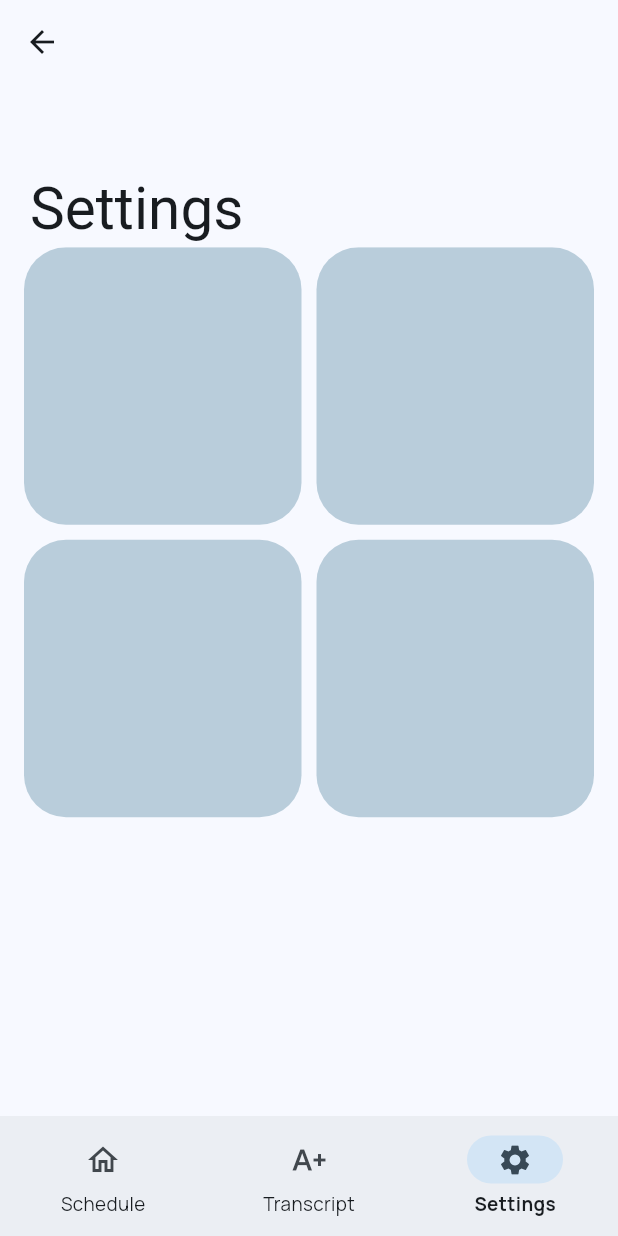
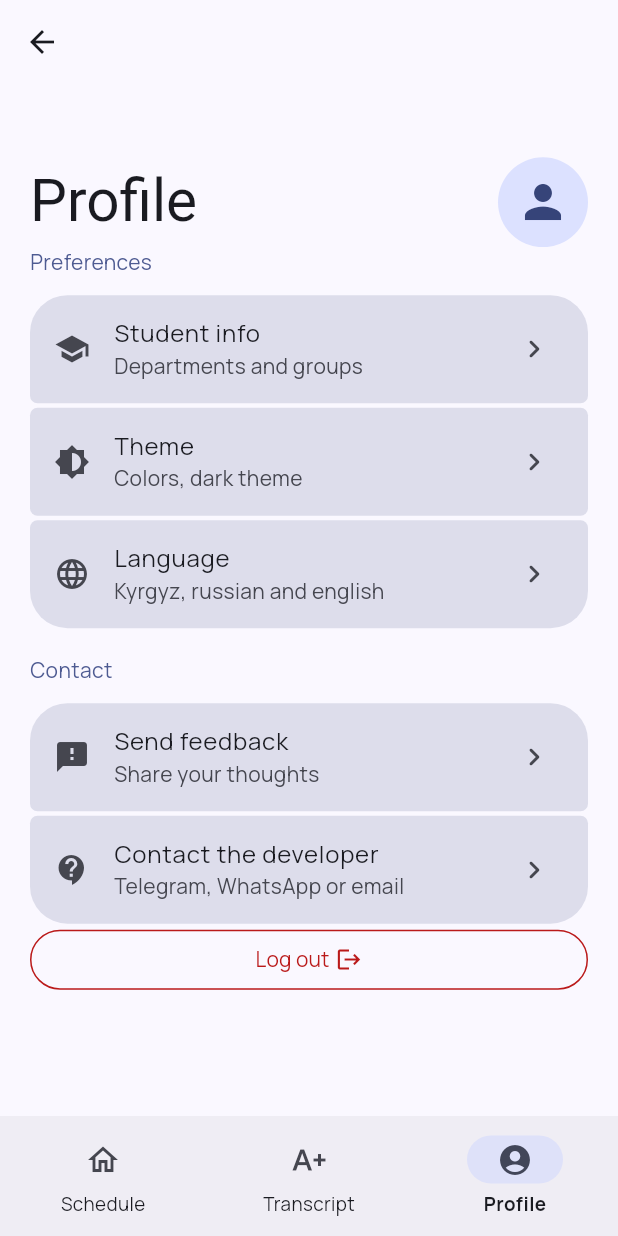
Before and after one commit to zarpach/ScheduleApp, a Flutter app: the MyHomePage screen opened directly, item 3 of the bottom bar chosen, on a phone screen of 412 x 824 dp. Run offline on Flutter 3.47's test engine with Material 3 defaults, Android fonts, the phone set to English and light mode, and no system bars; our stand-ins replace bloc, custom_refresh_indicator, equatable, firebase_auth, firebase_core, firebase_crashlytics and 7 more; missing offline and left inert: awesome_select, just_the_tooltip, wolt_modal_sheet; accounts and stored records are empty; network calls fail.

Commit message:
Settings page UI designing

```diff
--- a/lib/domain/internal/baseUrl.dart
+++ b/lib/domain/internal/baseUrl.dart
@@ -1,5 +1,5 @@
 class BaseUrl {
-  String _url = '0b49-217-29-24-167.ngrok-free.app';
+  String _url = '60ca-217-29-24-167.ngrok-free.app';
 
   String get url => _url;
 
--- a/lib/internal/application.dart
+++ b/lib/internal/application.dart
@@ -27,7 +27,7 @@ class ScheduleApp extends StatelessWidget {
         ),
         useMaterial3: true,
         brightness: Brightness.light,
-        colorSchemeSeed: Colors.blue.shade100,
+        colorSchemeSeed: Colors.indigo.shade100,
         navigationBarTheme: NavigationBarThemeData(
           labelTextStyle: WidgetStateProperty.resolveWith((states) {
             if (states.contains(WidgetState.selected)) {
--- a/lib/main.dart
+++ b/lib/main.dart
@@ -111,10 +111,10 @@ class _MyHomePageState extends State<MyHomePage> {
               tooltip: 'Transcript',
             ),
             NavigationDestination(
-              selectedIcon: Icon(Icons.settings),
-              icon: Icon(Icons.settings_outlined),
-              label: 'Settings',
-              tooltip: 'Settings',
+              selectedIcon: Icon(Icons.account_circle_rounded),
+              icon: Icon(Icons.account_circle_outlined),
+              label: 'Profile',
+              tooltip: 'Profile',
             ),
           ],
         ),
--- a/lib/presentation/modules/card_tile.dart
+++ b/lib/presentation/modules/card_tile.dart
@@ -17,7 +17,7 @@ class CardTile extends StatelessWidget {
         height: height / 6,
         decoration: BoxDecoration(
           borderRadius: BorderRadius.circular(28),
-          color: Theme.of(context).colorScheme.onPrimaryContainer.withOpacity(0.25),
+          color: Theme.of(context).colorScheme.onPrimaryContainer.withOpacity(0.05),
         ),
       ),
     );
--- /dev/null
+++ b/lib/presentation/modules/rounded_list_view.dart
@@ -0,0 +1,39 @@
+import 'package:flutter/material.dart';
+
+class CustomListTile extends StatelessWidget {
+  final bool isFirst;
+  final bool isLast;
+  final String title;
+  final String subtitle;
+  final IconData leadingIcon;
+
+  const CustomListTile({
+    Key? key,
+    required this.isFirst,
+    required this.isLast,
+    required this.title,
+    required this.subtitle,
+    required this.leadingIcon,
+  }) : super(key: key);
+
+  @override
+  Widget build(BuildContext context) {
+    return ListTile(
+      onTap: () => {},
+      shape: RoundedRectangleBorder(
+        borderRadius: BorderRadius.only(
+          topLeft: isFirst ? const Radius.circular(25) : const Radius.circular(5),
+          topRight: isFirst ? const Radius.circular(25) : const Radius.circular(5),
+          bottomLeft: isLast ? const Radius.circular(25) : const Radius.circular(5),
+          bottomRight: isLast ? const Radius.circular(25) : const Radius.circular(5),
+        ),
+      ),
+      tileColor: Theme.of(context).colorScheme.onPrimaryContainer.withOpacity(0.15),
+      splashColor: Theme.of(context).colorScheme.onPrimaryContainer.withOpacity(0.10),
+      leading: Icon(leadingIcon),
+      title: Text(title),
+      subtitle: Text(subtitle),
+      trailing: const Icon(Icons.keyboard_arrow_right_rounded),
+    );
+  }
+}
--- a/lib/presentation/settings_page.dart
+++ b/lib/presentation/settings_page.dart
@@ -1,9 +1,13 @@
+import 'package:firebase_auth/firebase_auth.dart';
 import 'package:flutter/material.dart';
 import 'package:flutter/rendering.dart';
+import 'package:flutter_bloc/flutter_bloc.dart';
 import 'package:gap/gap.dart';
 import 'package:google_fonts/google_fonts.dart';
 
+import '../data/blocs/auth/auth_blocs.dart';
 import 'modules/card_tile.dart';
+import 'modules/rounded_list_view.dart';
 
 class SettingsPage extends StatefulWidget {
 
@@ -15,11 +19,23 @@ class SettingsPage extends StatefulWidget {
 
 class _SettingsPageState extends State<SettingsPage> {
   bool isDark = false;
+  final children = List<Widget>.generate(5, (i) => ListTile(title: Text('$i')));
 
   @override
   Widget build(BuildContext context) {
     double width = MediaQuery.of(context).size.width;
     double height = MediaQuery.of(context).size.height;
+    final List<Map<String, dynamic>> preferencesItems = [
+      {'title': 'Student info', 'subtitle': 'Departments and groups', 'icon': Icons.school},
+      {'title': 'Theme', 'subtitle': 'Colors, dark theme', 'icon': Icons.brightness_medium},
+      {'title': 'Language', 'subtitle': 'Kyrgyz, russian and english', 'icon': Icons.language},
+      // Add more items here
+    ];
+    final List<Map<String, dynamic>> contactItems = [
+      {'title': 'Send feedback', 'subtitle': 'Share your thoughts', 'icon': Icons.feedback},
+      {'title': 'Contact the developer', 'subtitle': "Telegram, WhatsApp or email", 'icon': Icons.contact_support},
+      // Add more items here
+    ];
     return SafeArea(
       child: NestedScrollView(
         floatHeaderSlivers: true,
@@ -30,35 +46,127 @@ class _SettingsPageState extends State<SettingsPage> {
             _sliverAppBarTitle(context, height),
           ];
         },
-        body: GridView.count(
-          padding: const EdgeInsets.symmetric(horizontal: 16),
-          crossAxisCount: 2,
-          crossAxisSpacing: 10,
-          mainAxisSpacing: 10,
-          children: const [
-            CardTile(),
-            CardTile(),
-            CardTile(),
-            CardTile(),
-          ],
-        )
+        body: Padding(
+          padding: const EdgeInsets.symmetric(horizontal: 20.0),
+          child: SingleChildScrollView(
+            physics: const BouncingScrollPhysics(),
+            child: Column(
+              mainAxisSize: MainAxisSize.min,
+              crossAxisAlignment: CrossAxisAlignment.start,
+              mainAxisAlignment: MainAxisAlignment.spaceBetween,
+              children: [
+                Text(
+                  'Preferences',
+                  style: TextStyle(color: Theme.of(context).colorScheme.primary),
+                ),
+                const Gap(12),
+                ListView.separated(
+                  physics: const NeverScrollableScrollPhysics(),
+                  shrinkWrap: true,
+                  itemCount: preferencesItems.length,
+                  itemBuilder: (context, index) {
+                    return CustomListTile(
+                      isFirst: index == 0,
+                      isLast: index == preferencesItems.length - 1,
+                      title: preferencesItems[index]['title'],
+                      subtitle: preferencesItems[index]['subtitle'],
+                      leadingIcon: preferencesItems[index]['icon'],
+                    );
+                  },
+                  separatorBuilder: (context, index) => const SizedBox(
+                    height: 3,
+                  )
+                ),
+                const Gap(18),
+                Text(
+                  'Contact',
+                  style: TextStyle(color: Theme.of(context).colorScheme.primary),
+                ),
+                const Gap(12),
+                ListView.separated(
+                    physics: const NeverScrollableScrollPhysics(),
+                    shrinkWrap: true,
+                    itemCount: contactItems.length,
+                    itemBuilder: (context, index) {
+                      return CustomListTile(
+                        isFirst: index == 0,
+                        isLast: index == contactItems.length - 1,
+                        title: contactItems[index]['title'],
+                        subtitle: contactItems[index]['subtitle'],
+                        leadingIcon: contactItems[index]['icon'],
+                      );
+                    },
+                    separatorBuilder: (context, index) => const SizedBox(
+                      height: 3,
+                    )
+                ),
+                OutlinedButton.icon(
+                    onPressed: () => {
+                      context.read<AuthBloc>().add(SignOut())
+                    },
+                    label: const SizedBox(
+                      width: double.infinity,
+                      child: Center(
+                        child: Row(
+                          mainAxisAlignment: MainAxisAlignment.center,
+                          children: [
+                            Text('Log out'),
+                            Gap(4),
+                            Icon(Icons.logout)
+                          ],
+                        )
+                      ),
+                    ),
+                    style: OutlinedButton.styleFrom(
+                      side: BorderSide(color: Theme.of(context).colorScheme.error),
+                      foregroundColor: Theme.of(context).colorScheme.error
+                    )
+                )
+              ],
+            ),
+          ),
+        ),
       ),
     );
   }
 }
 
 
+
 SliverAppBar _sliverAppBarTitle(BuildContext context, double height) {
+  final User? user = FirebaseAuth.instance.currentUser;
   return SliverAppBar(
     centerTitle: false,
     expandedHeight: height * 0.20,
     flexibleSpace: FlexibleSpaceBar(
       titlePadding: const EdgeInsets.symmetric(horizontal: 20.0),
-      title: Text(
-          'Settings',
-          style: GoogleFonts.roboto(
+      title: Row(
+        mainAxisAlignment: MainAxisAlignment.spaceBetween,
+        children: [
+          Text(
+            'Profile',
+            style: GoogleFonts.roboto(
               fontSize: 26,
-              color: Theme.of(context).textTheme.titleLarge?.color)
+              color: Theme.of(context).textTheme.titleLarge?.color,
+            ),
+          ),
+          if (user != null && user.photoURL != null)
+            Padding(
+              padding: const EdgeInsets.only(left: 8.0),
+              child: CircleAvatar(
+                backgroundImage: NetworkImage(user.photoURL!),
+                radius: 20,
+              ),
+            )
+          else
+            const Padding(
+              padding: EdgeInsets.only(left: 8.0),
+              child: CircleAvatar(
+                radius: 20,
+                child: Icon(Icons.person),
+              ),
+            ),
+        ],
       ),
     ),
   );
```
